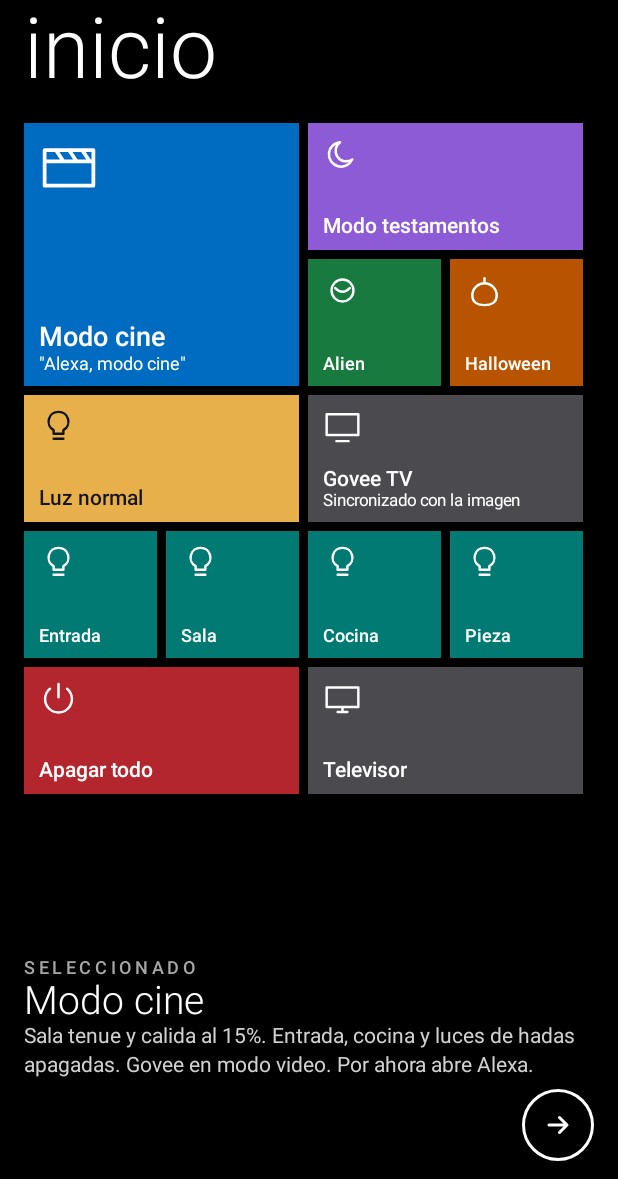
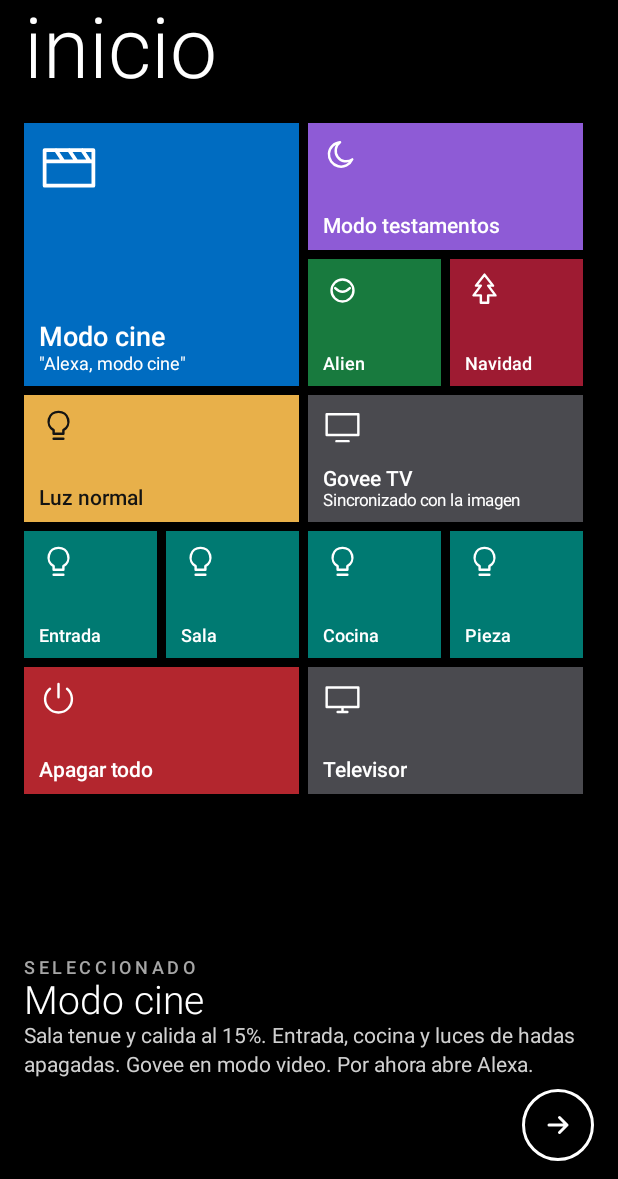
Before and after one commit to Lucianovazace/Libro-de-los-Vishanti, an Android app: the screen it shows after launch (MainActivity), on a phone screen of 412 x 824 dp, the part 57-1236 px from its top. Run offline under Robolectric (Android 15) with nearby library versions, the phone set to English and light mode, and no system bars.

Commit message:
Launcher: reemplazar Halloween por Navidad
Co-Authored-By: Claude Sonnet 5.5 <noreply@anthropic.com>
Claude-Session: https://claude.ai/code/session_011CZESp2ECJEb1iHwtEYEaX

```diff
--- a/launcher-casa/app/src/main/java/ar/casa/launcher/MainActivity.kt
+++ b/launcher-casa/app/src/main/java/ar/casa/launcher/MainActivity.kt
@@ -70,9 +70,9 @@ class MainActivity : Activity() {
             listOf(ALEXA)
         ),
         Tile(
-            "Halloween", null, 0xFFB85400.toInt(), R.drawable.ic_hall, false,
+            "Navidad", null, 0xFF9E1B32.toInt(), R.drawable.ic_tree, false,
             1, 3, 1, 1,
-            "Sala naranja, entrada violeta, cocina verde. Por ahora abre Alexa.",
+            "Sala en rojo, entrada en verde, cocina en blanco calido. Govee en rojo y musica navidena. Por ahora abre Alexa.",
             listOf(ALEXA)
         ),
         Tile(
--- a/launcher-casa/app/src/main/res/drawable/ic_hall.xml
+++ b/launcher-casa/app/src/main/res/drawable/ic_tree.xml
@@ -5,7 +5,7 @@
     android:viewportWidth="32"
     android:viewportHeight="32">
     <path
-        android:pathData="M6,20c0,-6 5,-10 10,-10s10,4 10,10 -5,8 -10,8 -10,-2 -10,-8z M16,10V6"
+        android:pathData="M16,3l-7,9h4l-6,8h6v6h6v-6h6l-6,-8h4z"
         android:fillColor="#00000000"
         android:strokeColor="#FFFFFF"
         android:strokeWidth="2"
```
